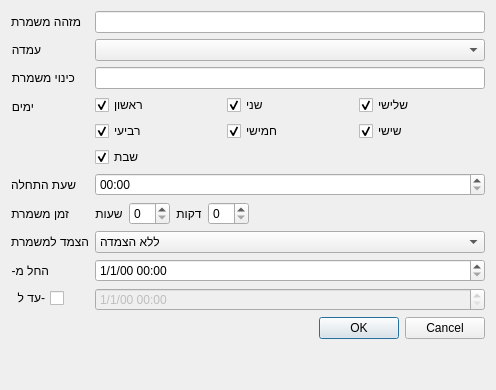
Before: the Qt Designer form Ui/ShiftDialog.ui in omertal88/shavzak, drawn with Qt 5.
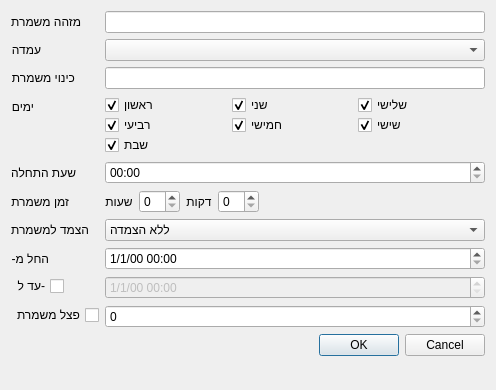
After: the same form once the commit is applied.

Commit message: Added ability to split shift. Permutations saved to calendar. Need to support multiple permutations.

The edit to the form file:
```diff
--- a/Ui/ShiftDialog.ui
+++ b/Ui/ShiftDialog.ui
@@ -58,80 +58,6 @@
      </property>
     </widget>
    </item>
-   <item row="3" column="1">
-    <layout class="QGridLayout" name="gridLayout">
-     <item row="0" column="0">
-      <widget class="QCheckBox" name="sundayCheck">
-       <property name="text">
-        <string>ראשון</string>
-       </property>
-       <property name="checked">
-        <bool>true</bool>
-       </property>
-      </widget>
-     </item>
-     <item row="0" column="1">
-      <widget class="QCheckBox" name="mondayCheck">
-       <property name="text">
-        <string>שני</string>
-       </property>
-       <property name="checked">
-        <bool>true</bool>
-       </property>
-      </widget>
-     </item>
-     <item row="0" column="2">
-      <widget class="QCheckBox" name="tuesdayCheck">
-       <property name="text">
-        <string>שלישי</string>
-       </property>
-       <property name="checked">
-        <bool>true</bool>
-       </property>
-      </widget>
-     </item>
-     <item row="1" column="0">
-      <widget class="QCheckBox" name="wednesdayCheck">
-       <property name="text">
-        <string>רביעי</string>
-       </property>
-       <property name="checked">
-        <bool>true</bool>
-       </property>
-      </widget>
-     </item>
-     <item row="1" column="1">
-      <widget class="QCheckBox" name="thursdayCheck">
-       <property name="text">
-        <string>חמישי</string>
-       </property>
-       <property name="checked">
-        <bool>true</bool>
-       </property>
-      </widget>
-     </item>
-     <item row="1" column="2">
-      <widget class="QCheckBox" name="fridayCheck">
-       <property name="text">
-        <string>שישי</string>
-       </property>
-       <property name="checked">
-        <bool>true</bool>
-       </property>
-      </widget>
-     </item>
-     <item row="2" column="0">
-      <widget class="QCheckBox" name="saturdayCheck">
-       <property name="text">
-        <string>שבת</string>
-       </property>
-       <property name="checked">
-        <bool>true</bool>
-       </property>
-      </widget>
-     </item>
-    </layout>
-   </item>
    <item row="4" column="0">
     <widget class="QLabel" name="label_2">
      <property name="text">
@@ -200,14 +126,14 @@
      </item>
     </layout>
    </item>
-   <item row="6" column="0">
+   <item row="7" column="0">
     <widget class="QLabel" name="label_7">
      <property name="text">
       <string>הצמד למשמרת</string>
      </property>
     </widget>
    </item>
-   <item row="6" column="1">
+   <item row="7" column="1">
     <widget class="QComboBox" name="stickToShiftCombo">
      <item>
       <property name="text">
@@ -216,14 +142,14 @@
      </item>
     </widget>
    </item>
-   <item row="7" column="0">
+   <item row="8" column="0">
     <widget class="QLabel" name="label_8">
      <property name="text">
       <string>החל מ-</string>
      </property>
     </widget>
    </item>
-   <item row="8" column="0">
+   <item row="9" column="0">
     <widget class="QCheckBox" name="validUntilCheck">
      <property name="layoutDirection">
       <enum>Qt::RightToLeft</enum>
@@ -233,7 +159,7 @@
      </property>
     </widget>
    </item>
-   <item row="8" column="1">
+   <item row="9" column="1">
     <widget class="QDateTimeEdit" name="validUntilDatetime">
      <property name="enabled">
       <bool>false</bool>
@@ -243,7 +169,7 @@
      </property>
     </widget>
    </item>
-   <item row="9" column="0" colspan="2">
+   <item row="12" column="0" colspan="2">
     <widget class="QDialogButtonBox" name="buttonBox">
      <property name="orientation">
       <enum>Qt::Horizontal</enum>
@@ -253,13 +179,128 @@
      </property>
     </widget>
    </item>
-   <item row="7" column="1">
+   <item row="8" column="1">
     <widget class="QDateTimeEdit" name="validFromDatetime">
      <property name="displayFormat">
       <string>d/M/yy hh:mm</string>
      </property>
     </widget>
    </item>
+   <item row="10" column="0">
+    <widget class="QCheckBox" name="splitShiftCheck">
+     <property name="layoutDirection">
+      <enum>Qt::RightToLeft</enum>
+     </property>
+     <property name="text">
+      <string>פצל משמרת</string>
+     </property>
+    </widget>
+   </item>
+   <item row="10" column="1">
+    <widget class="QSpinBox" name="splitShiftSpin">
+     <property name="maximum">
+      <number>1000</number>
+     </property>
+    </widget>
+   </item>
+   <item row="3" column="1">
+    <widget class="QWidget" name="widget" native="true">
+     <layout class="QHBoxLayout" name="horizontalLayout_2">
+      <property name="spacing">
+       <number>0</number>
+      </property>
+      <property name="leftMargin">
+       <number>0</number>
+      </property>
+      <property name="topMargin">
+       <number>0</number>
+      </property>
+      <property name="rightMargin">
+       <number>0</number>
+      </property>
+      <property name="bottomMargin">
+       <number>0</number>
+      </property>
+      <item>
+       <layout class="QGridLayout" name="gridLayout">
+        <property name="spacing">
+         <number>0</number>
+        </property>
+        <item row="0" column="0">
+         <widget class="QCheckBox" name="sundayCheck">
+          <property name="text">
+           <string>ראשון</string>
+          </property>
+          <property name="checked">
+           <bool>true</bool>
+          </property>
+         </widget>
+        </item>
+        <item row="0" column="1">
+         <widget class="QCheckBox" name="mondayCheck">
+          <property name="text">
+           <string>שני</string>
+          </property>
+          <property name="checked">
+           <bool>true</bool>
+          </property>
+         </widget>
+        </item>
+        <item row="0" column="2">
+         <widget class="QCheckBox" name="tuesdayCheck">
+          <property name="text">
+           <string>שלישי</string>
+          </property>
+          <property name="checked">
+           <bool>true</bool>
+          </property>
+         </widget>
+        </item>
+        <item row="1" column="0">
+         <widget class="QCheckBox" name="wednesdayCheck">
+          <property name="text">
+           <string>רביעי</string>
+          </property>
+          <property name="checked">
+           <bool>true</bool>
+          </property>
+         </widget>
+        </item>
+        <item row="1" column="1">
+         <widget class="QCheckBox" name="thursdayCheck">
+          <property name="text">
+           <string>חמישי</string>
+          </property>
+          <property name="checked">
+           <bool>true</bool>
+          </property>
+         </widget>
+        </item>
+        <item row="1" column="2">
+         <widget class="QCheckBox" name="fridayCheck">
+          <property name="text">
+           <string>שישי</string>
+          </property>
+          <property name="checked">
+           <bool>true</bool>
+          </property>
+         </widget>
+        </item>
+        <item row="2" column="0">
+         <widget class="QCheckBox" name="saturdayCheck">
+          <property name="text">
+           <string>שבת</string>
+          </property>
+          <property name="checked">
+           <bool>true</bool>
+          </property>
+         </widget>
+        </item>
+       </layout>
+      </item>
+     </layout>
+    </widget>
+   </item>
   </layout>
  </widget>
  <tabstops>
```
Left out of the diff: 31 changed lines with no effect on the pictures. The commit also changes 26 other files.
